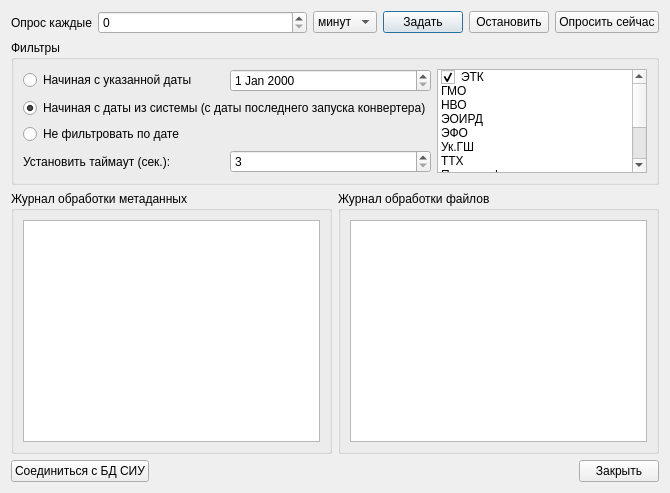
This is ddocclient/app/db_synchronizer/src/db_synchronizer_form.ui in YuriyRusinov/reper as Qt 5 draws it before an edit. The edited form follows.
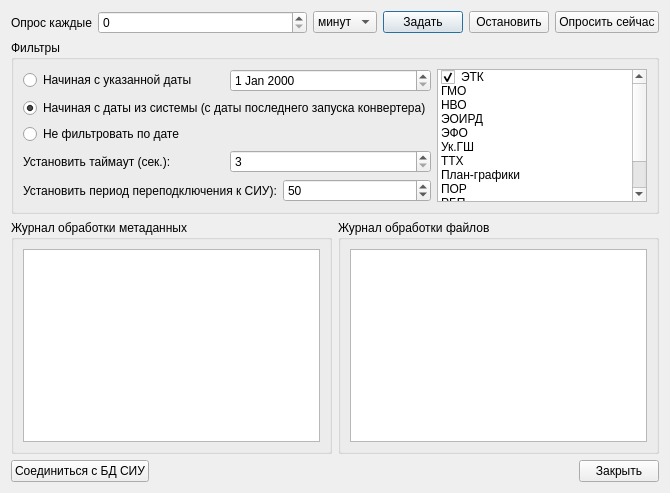
This is the edited form.

```diff
--- a/ddocclient/app/db_synchronizer/src/db_synchronizer_form.ui
+++ b/ddocclient/app/db_synchronizer/src/db_synchronizer_form.ui
@@ -110,7 +110,7 @@
         </item>
        </layout>
       </item>
-      <item row="0" column="1" rowspan="4">
+      <item row="0" column="1" rowspan="5">
        <widget class="QListWidget" name="lwIRTypes">
         <property name="sizePolicy">
          <sizepolicy hsizetype="Expanding" vsizetype="Ignored">
@@ -254,6 +254,33 @@
         </item>
        </layout>
       </item>
+      <item row="4" column="0">
+       <layout class="QHBoxLayout" name="horizontalLayout_6">
+        <item>
+         <widget class="QLabel" name="lReconnect">
+          <property name="text">
+           <string>Установить период переподключения к СИУ):</string>
+          </property>
+         </widget>
+        </item>
+        <item>
+         <widget class="QSpinBox" name="sbReconnect">
+          <property name="toolTip">
+           <string>При обработке очередной партии ИО будет происходить переподключение к БД СИУ (поставьте 0 для отмены такого поведения)</string>
+          </property>
+          <property name="minimum">
+           <number>0</number>
+          </property>
+          <property name="maximum">
+           <number>9999</number>
+          </property>
+          <property name="value">
+           <number>50</number>
+          </property>
+         </widget>
+        </item>
+       </layout>
+      </item>
      </layout>
     </widget>
    </item>
```
